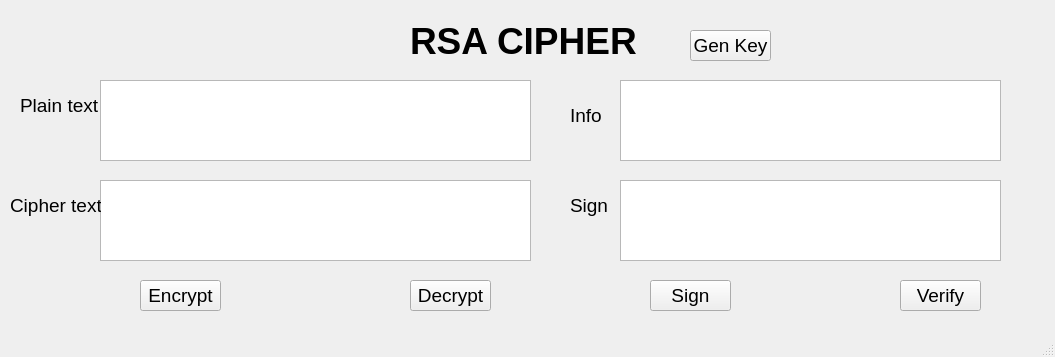
snypier/bmttnc-hutech-2380609760, file Lab-03/ui/rsa.ui: the form before one commit.
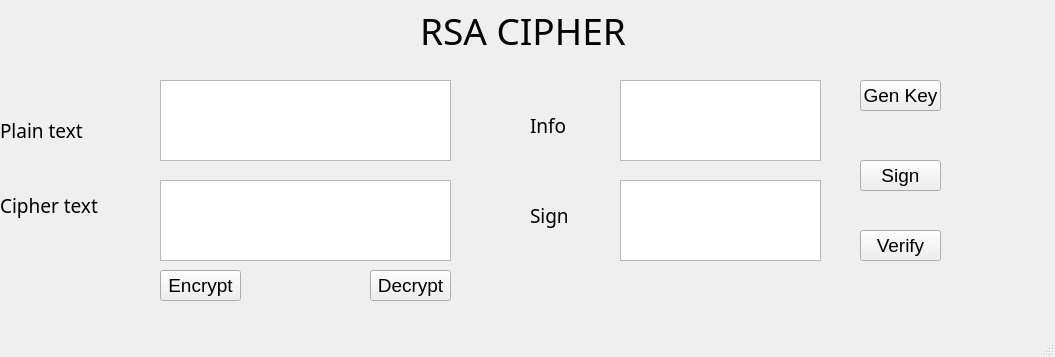
The form after the commit.

Patch:
```diff
--- a/Lab-03/ui/rsa.ui
+++ b/Lab-03/ui/rsa.ui
@@ -17,17 +17,18 @@
    <widget class="QLabel" name="label">
     <property name="geometry">
      <rect>
-      <x>410</x>
-      <y>10</y>
-      <width>241</width>
+      <x>420</x>
+      <y>0</y>
+      <width>261</width>
       <height>61</height>
      </rect>
     </property>
     <property name="font">
      <font>
+      <family>Proxy 1</family>
       <pointsize>28</pointsize>
-      <weight>75</weight>
-      <bold>true</bold>
+      <weight>50</weight>
+      <bold>false</bold>
      </font>
     </property>
     <property name="text">
@@ -37,8 +38,8 @@
    <widget class="QPushButton" name="btn_gen_keys">
     <property name="geometry">
      <rect>
-      <x>690</x>
-      <y>30</y>
+      <x>860</x>
+      <y>80</y>
       <width>81</width>
       <height>31</height>
      </rect>
@@ -55,8 +56,8 @@
    <widget class="QPushButton" name="btn_encrypt">
     <property name="geometry">
      <rect>
-      <x>140</x>
-      <y>280</y>
+      <x>160</x>
+      <y>270</y>
       <width>81</width>
       <height>31</height>
      </rect>
@@ -73,8 +74,8 @@
    <widget class="QPushButton" name="btn_decrypt">
     <property name="geometry">
      <rect>
-      <x>410</x>
-      <y>280</y>
+      <x>370</x>
+      <y>270</y>
       <width>81</width>
       <height>31</height>
      </rect>
@@ -91,8 +92,8 @@
    <widget class="QPushButton" name="btn_sign">
     <property name="geometry">
      <rect>
-      <x>650</x>
-      <y>280</y>
+      <x>860</x>
+      <y>160</y>
       <width>81</width>
       <height>31</height>
      </rect>
@@ -109,8 +110,8 @@
    <widget class="QPushButton" name="btn_verify">
     <property name="geometry">
      <rect>
-      <x>900</x>
-      <y>280</y>
+      <x>860</x>
+      <y>230</y>
       <width>81</width>
       <height>31</height>
      </rect>
@@ -127,9 +128,9 @@
    <widget class="QTextEdit" name="txt_plain_text">
     <property name="geometry">
      <rect>
-      <x>100</x>
+      <x>160</x>
       <y>80</y>
-      <width>431</width>
+      <width>291</width>
       <height>81</height>
      </rect>
     </property>
@@ -137,9 +138,9 @@
    <widget class="QTextEdit" name="txt_cipher_text">
     <property name="geometry">
      <rect>
-      <x>100</x>
+      <x>160</x>
       <y>180</y>
-      <width>431</width>
+      <width>291</width>
       <height>81</height>
      </rect>
     </property>
@@ -149,7 +150,7 @@
      <rect>
       <x>620</x>
       <y>80</y>
-      <width>381</width>
+      <width>201</width>
       <height>81</height>
      </rect>
     </property>
@@ -159,7 +160,7 @@
      <rect>
       <x>620</x>
       <y>180</y>
-      <width>381</width>
+      <width>201</width>
       <height>81</height>
      </rect>
     </property>
@@ -167,14 +168,15 @@
    <widget class="QLabel" name="label_2">
     <property name="geometry">
      <rect>
-      <x>20</x>
-      <y>90</y>
-      <width>81</width>
-      <height>31</height>
+      <x>0</x>
+      <y>80</y>
+      <width>121</width>
+      <height>101</height>
      </rect>
     </property>
     <property name="font">
      <font>
+      <family>Proxy 1</family>
       <pointsize>14</pointsize>
      </font>
     </property>
@@ -185,14 +187,15 @@
    <widget class="QLabel" name="label_3">
     <property name="geometry">
      <rect>
-      <x>10</x>
+      <x>0</x>
       <y>190</y>
-      <width>91</width>
+      <width>141</width>
       <height>31</height>
      </rect>
     </property>
     <property name="font">
      <font>
+      <family>Proxy 1</family>
       <pointsize>14</pointsize>
      </font>
     </property>
@@ -203,14 +206,15 @@
    <widget class="QLabel" name="label_4">
     <property name="geometry">
      <rect>
-      <x>570</x>
-      <y>100</y>
-      <width>41</width>
+      <x>530</x>
+      <y>110</y>
+      <width>71</width>
       <height>31</height>
      </rect>
     </property>
     <property name="font">
      <font>
+      <family>Proxy 1</family>
       <pointsize>14</pointsize>
      </font>
     </property>
@@ -221,14 +225,15 @@
    <widget class="QLabel" name="label_5">
     <property name="geometry">
      <rect>
-      <x>570</x>
-      <y>190</y>
-      <width>41</width>
+      <x>530</x>
+      <y>200</y>
+      <width>71</width>
       <height>31</height>
      </rect>
     </property>
     <property name="font">
      <font>
+      <family>Proxy 1</family>
       <pointsize>14</pointsize>
      </font>
     </property>
```
